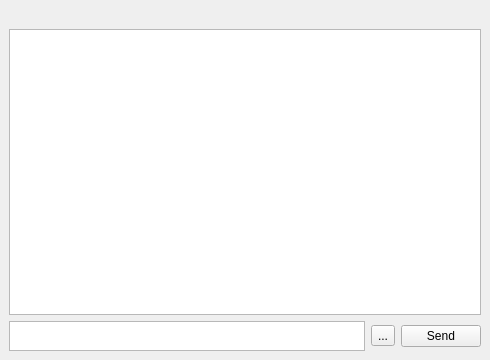
First picture: the form in chatwidget.ui, repository xmpp-graveyard/jabbim, before the edit.
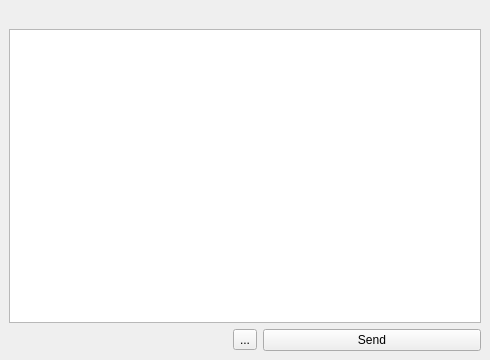
Second picture: the form after the edit. Icons and pictures are not drawn.

```diff
--- a/chatwidget.ui
+++ b/chatwidget.ui
@@ -83,14 +83,7 @@
     </widget>
    </item>
    <item row="2" column="0" >
-    <widget class="QTextEdit" name="line" >
-     <property name="maximumSize" >
-      <size>
-       <width>16777215</width>
-       <height>30</height>
-      </size>
-     </property>
-    </widget>
+    <widget class="QWidget" native="1" name="lineWidget" />
    </item>
   </layout>
  </widget>
```
